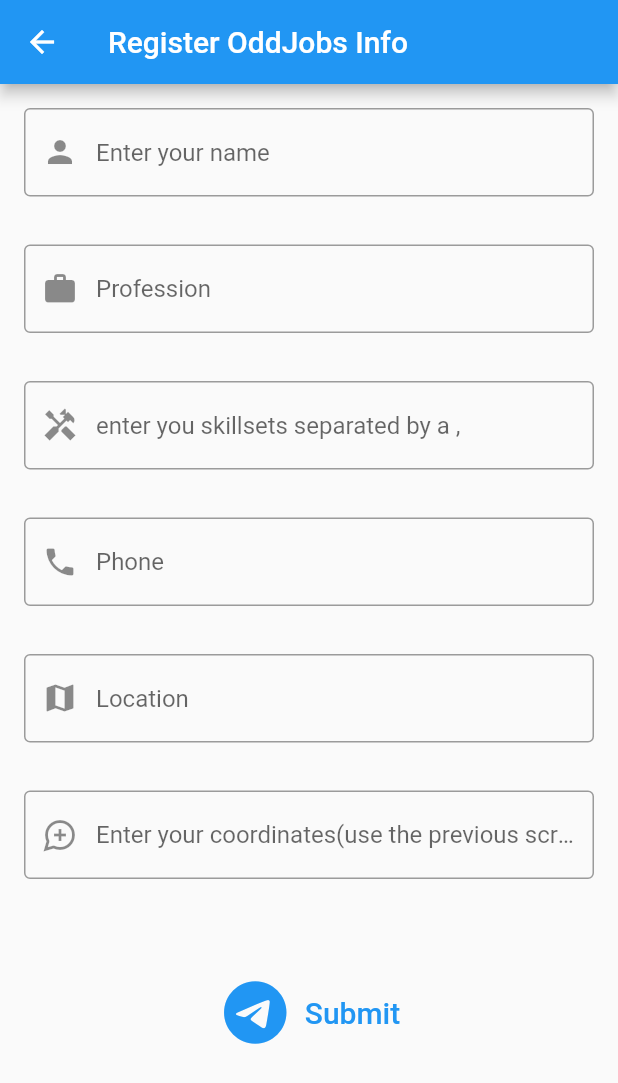
After one commit to Young-Angelo/oddjobsmain, a Flutter app: the TradesmanRegister screen opened directly, after a tap on "Submit", on a phone screen of 412 x 824 dp. The commit adds this screen. Shown: the top 1083 px of the screen. Run offline on Flutter 3.47's test engine with Material 2 defaults, Android fonts, the light colour scheme and no system bars; our stand-ins replace cloud_firestore, firebase_auth, firebase_core, flutter_spinkit, geolocator; missing offline and left inert: maps_launcher; accounts and stored records are empty; generated files the repository leaves out were written again.

Commit message:
last stuff .. WE WON

```diff
--- /dev/null
+++ b/lib/screens/authenticate/tradereg.dart
@@ -0,0 +1,149 @@
+import 'package:firebase_auth/firebase_auth.dart';
+import 'package:flutter/material.dart';
+import 'package:oddjobs/services/database.dart';
+
+class TradesmanRegister extends StatefulWidget {
+  const TradesmanRegister({super.key});
+
+  @override
+  State<TradesmanRegister> createState() => _TradesmanRegisterState();
+}
+
+class _TradesmanRegisterState extends State<TradesmanRegister> {
+  @override
+  final _controllerName = TextEditingController();
+  final _controllerAbout = TextEditingController();
+  final _controllerTag = TextEditingController();
+  final _controllerPhone = TextEditingController();
+  final _controllerLocation = TextEditingController();
+  final _controllerCoordinates = TextEditingController();
+
+  String searchTermName = "";
+  String searchTermAbout = "";
+  String searchTermTag = "";
+  String searchTermPhone = "";
+  String searchTermLocation = "";
+  String searchTermCoordinates = "";
+
+  Widget build(BuildContext context) {
+    return Scaffold(
+      resizeToAvoidBottomInset: false,
+      appBar: AppBar(
+        title: Text("Register OddJobs Info"),
+      ),
+      body: Column(
+        children: [
+          Padding(
+            padding: const EdgeInsets.all(16.0),
+            child: TextFormField(
+              controller: _controllerName,
+              decoration: const InputDecoration(
+                  border: OutlineInputBorder(),
+                  prefixIcon: Icon(Icons.person),
+                  hintText: "Enter your name"),
+              validator: (val) => val!.isEmpty ? "Enter A search term" : null,
+              onChanged: (val) {
+                setState(() => searchTermName = val);
+              },
+            ),
+          ),
+          Padding(
+            padding: const EdgeInsets.all(16.0),
+            child: TextFormField(
+              controller: _controllerAbout,
+              decoration: const InputDecoration(
+                  border: OutlineInputBorder(),
+                  prefixIcon: Icon(Icons.work),
+                  hintText: "Profession"),
+              validator: (val) => val!.isEmpty ? "Enter A search term" : null,
+              onChanged: (val) async {
+                setState(() => searchTermAbout = val);
+              },
+            ),
+          ),
+          Padding(
+            padding: const EdgeInsets.all(16.0),
+            child: TextFormField(
+              controller: _controllerTag,
+              decoration: const InputDecoration(
+                  border: OutlineInputBorder(),
+                  prefixIcon: Icon(Icons.handyman_sharp),
+                  hintText: "enter you skillsets separated by a ,"),
+              validator: (val) => val!.isEmpty ? "Enter A search term" : null,
+              onChanged: (val) async {
+                setState(() => searchTermTag = val);
+              },
+            ),
+          ),
+          Padding(
+            padding: const EdgeInsets.all(16.0),
+            child: TextFormField(
+              controller: _controllerPhone,
+              decoration: const InputDecoration(
+                  border: OutlineInputBorder(),
+                  prefixIcon: Icon(Icons.phone),
+                  hintText: "Phone"),
+              validator: (val) => val!.isEmpty ? "Enter A search term" : null,
+              onChanged: (val) async {
+                setState(() => searchTermPhone = val);
+              },
+            ),
+          ),
+          Padding(
+            padding: const EdgeInsets.all(16.0),
+            child: TextFormField(
+              controller: _controllerLocation,
+              decoration: const InputDecoration(
+                  border: OutlineInputBorder(),
+                  prefixIcon: Icon(Icons.map),
+                  hintText: "Location"),
+              validator: (val) => val!.isEmpty ? "Enter A search term" : null,
+              onChanged: (val) async {
+                setState(() => searchTermLocation = val);
+              },
+            ),
+          ),
+          Padding(
+            padding: const EdgeInsets.all(16.0),
+            child: TextFormField(
+              controller: _controllerCoordinates,
+              decoration: const InputDecoration(
+                  border: OutlineInputBorder(),
+                  prefixIcon: Icon(Icons.maps_ugc_outlined),
+                  hintText:
+                      "Enter your coordinates(use the previous screen to get location)"),
+              validator: (val) => val!.isEmpty ? "Enter A search term" : null,
+              onChanged: (val) async {
+                setState(() => searchTermCoordinates = val);
+              },
+            ),
+          ),
+          SizedBox(
+            height: 40,
+          ),
+          TextButton.icon(
+              onPressed: () async {
+                final uid = await FirebaseAuth.instance.currentUser?.uid;
+                await DatabaseService(uid: uid!).updateUserData(
+                    searchTermName,
+                    searchTermAbout,
+                    searchTermLocation,
+                    searchTermTag.split(","),
+                    searchTermCoordinates,
+                    searchTermPhone);
+                //  await DatabaseService(uid: user!.uid).updateUserData(
+                //      '0', 'new crew', 'perunna', ['mech', 'civil'], '120,320');
+              },
+              icon: Icon(
+                Icons.telegram_sharp,
+                size: 50,
+              ),
+              label: Text(
+                "Submit",
+                style: TextStyle(fontSize: 20),
+              ))
+        ],
+      ),
+    );
+  }
+}
--- a/lib/screens/homescreen/home.dart
+++ b/lib/screens/homescreen/home.dart
@@ -1,5 +1,6 @@
 import 'package:flutter/material.dart';
 import 'package:maps_launcher/maps_launcher.dart';
+import 'package:oddjobs/screens/authenticate/tradereg.dart';
 import 'package:oddjobs/screens/homescreen/main_page.dart';
 import 'package:oddjobs/services/auth.dart';
 import 'package:oddjobs/location.dart';
@@ -32,6 +33,23 @@ class _HomeState extends State<Home> {
               // backgroundColor: Colors.brown[400],
               title: const Text("Set Location"),
               actions: <Widget>[
+                TextButton.icon(
+                  onPressed: () {
+                    if (_controller.text.isNotEmpty) {
+                      Navigator.push(
+                        context,
+                        MaterialPageRoute(
+                            builder: (context) => TradesmanRegister()),
+                      );
+                    }
+                  },
+                  icon: const Icon(
+                    Icons.handyman,
+                    color: Colors.cyanAccent,
+                  ),
+                  label: const Text("Trades"),
+                  style: TextButton.styleFrom(foregroundColor: Colors.white),
+                ),
                 TextButton.icon(
                   onPressed: () async {
                     await _auth.signOut();
@@ -130,6 +148,7 @@ class _HomeState extends State<Home> {
                   alignment: Alignment.bottomRight,
                   child: IconButton.outlined(
                     onPressed: () {
+                      if (_controller.text.isNotEmpty) {
                         Navigator.push(
                           context,
                           MaterialPageRoute(
@@ -137,9 +156,10 @@ class _HomeState extends State<Home> {
                                     latlong: _controller.text,
                                   )),
                         );
+                      }
                     },
-                    icon: const Icon(Icons.play_arrow_outlined),
-                    iconSize: 100,
+                    icon: const Icon(Icons.arrow_forward_ios),
+                    iconSize: 70,
                     color: Colors.blue,
                   ),
                 ))
--- a/lib/screens/homescreen/main_page.dart
+++ b/lib/screens/homescreen/main_page.dart
@@ -30,7 +30,7 @@ class _SearchJobState extends State<SearchJob> {
         child: Scaffold(
           appBar: AppBar(
             title: const Text("Search"),
-            actions: <Widget>[
+            /* actions: <Widget>[
               TextButton.icon(
                 onPressed: () async {
                   await _auth.signOut();
@@ -39,7 +39,7 @@ class _SearchJobState extends State<SearchJob> {
                 label: const Text("Logout"),
                 style: TextButton.styleFrom(foregroundColor: Colors.white),
               )
-            ],
+            ], */
           ),
           body: Column(
             children: [
--- a/lib/screens/homescreen/trade_tile.dart
+++ b/lib/screens/homescreen/trade_tile.dart
@@ -25,12 +25,14 @@ class TradeTile extends StatelessWidget {
             crossAxisAlignment: CrossAxisAlignment.start,
             children: [
               Text('Description: ${trade.description}'),
-              //   Text(
-              //     'Location: ${trade.latlong}'), // Assuming location is a property in TradesmenModel
               Text(
-                  'Tags: ${trade.tags.join(', ')}'), // Assuming tags is a List<String> in TradesmenModel
+                  'Location: ${trade.location}'), // Assuming location is a property in TradesmenModel
+              Text(
+                'Specialized: ${trade.tags.join(', ')}',
+                style: TextStyle(color: Colors.red),
+              ), // Assuming tags is a List<String> in TradesmenModel
 
-              Text("Phone: ${trade.phone}")
+              Text("Phone: ${trade.phone}"),
             ],
           ),
         ),
--- a/lib/services/database.dart
+++ b/lib/services/database.dart
@@ -9,13 +9,14 @@ class DatabaseService {
   DatabaseService({required this.uid});
 
   Future updateUserData(String Name, String About, String Location,
-      List<String> Tags, String LatLong) async {
+      List<String> Tags, String LatLong, String Phone) async {
     return await tradesmenCollection.doc(uid).set({
       'Name': Name,
       'About': About,
       'Location': Location,
       'Tags': Tags,
-      'LatLong': LatLong
+      'LatLong': LatLong,
+      'Phone': Phone,
     });
   }
 
```
Lines whose indentation alone changed are shown as unchanged.
